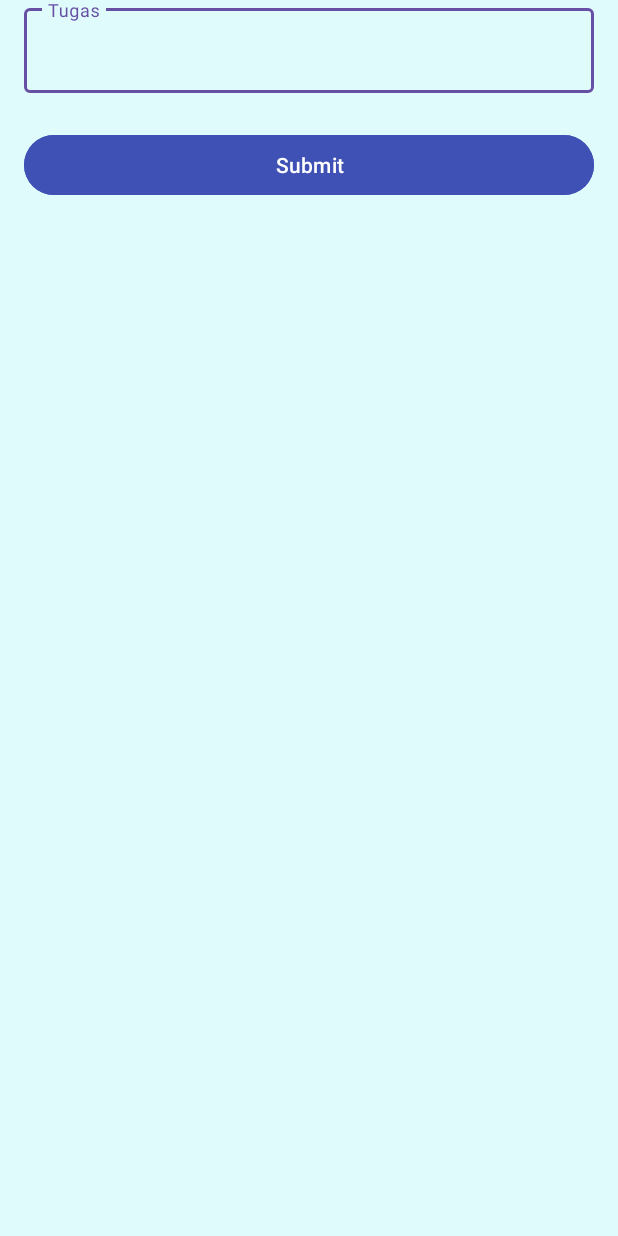
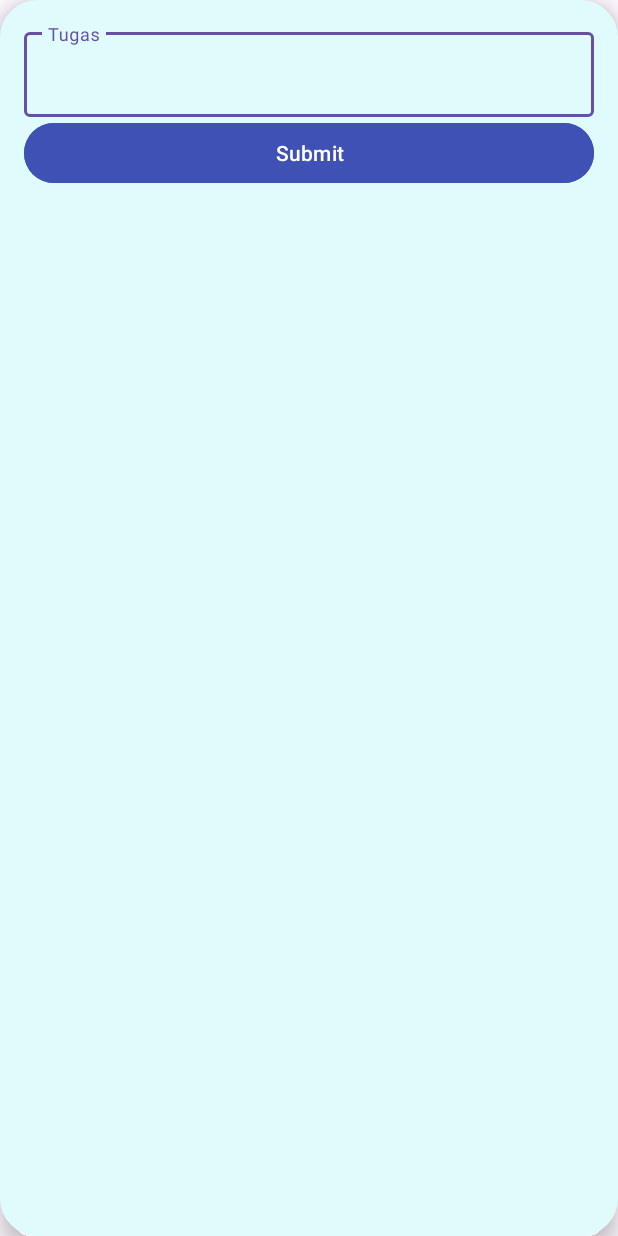
Before and after one commit to alyazahs/ListTugas, an Android app: the AddTugasActivity screen opened directly, with no data from a screen before it, on a phone screen of 412 x 824 dp. Run offline under Robolectric (Android 15) with nearby library versions, the phone set to English and light mode, and no system bars.

Commit message:
popup add tugas

```diff
--- a/app/src/main/res/layout/add_matkul.xml
+++ b/app/src/main/res/layout/add_matkul.xml
@@ -44,7 +44,7 @@
 
     <Button
         android:id="@+id/btn_submit"
-        android:layout_width="380dp"
+        android:layout_width="0dp"
         android:layout_height="wrap_content"
         android:text="@string/submit"
         android:backgroundTint="@color/blue"
--- a/app/src/main/res/layout/add_tugas.xml
+++ b/app/src/main/res/layout/add_tugas.xml
@@ -2,15 +2,18 @@
 <androidx.constraintlayout.widget.ConstraintLayout xmlns:android="http://schemas.android.com/apk/res/android"
     xmlns:app="http://schemas.android.com/apk/res-auto"
     xmlns:tools="http://schemas.android.com/tools"
-    android:layout_width="wrap_content"
+    android:layout_width="match_parent"
     android:layout_height="wrap_content"
-    android:background="@color/blue1">
+    android:backgroundTint="@color/blue1"
+    android:background="@drawable/rounded_popup_background"
+    android:elevation="8dp"
+    android:layout_margin="16dp">
 
 
     <com.google.android.material.textfield.TextInputLayout
         android:id="@+id/inputLayout1"
         style="@style/Widget.MaterialComponents.TextInputLayout.OutlinedBox"
-        android:layout_width="380dp"
+        android:layout_width="0dp"
         android:layout_height="wrap_content"
         app:layout_constraintEnd_toEndOf="parent"
         app:layout_constraintStart_toStartOf="parent"
@@ -19,18 +22,14 @@
         <com.google.android.material.textfield.TextInputEditText
             android:id="@+id/ed_tugas"
             android:layout_width="match_parent"
-            android:layout_height="match_parent"
-            android:ems="10"
+            android:layout_height="wrap_content"
             android:hint="@string/tugas" />
     </com.google.android.material.textfield.TextInputLayout>
 
     <Button
         android:id="@+id/btn_submit"
-        android:layout_width="380dp"
+        android:layout_width="0dp"
         android:layout_height="wrap_content"
-        android:layout_marginStart="16dp"
-        android:layout_marginTop="24dp"
-        android:layout_marginEnd="16dp"
         android:text="@string/submit"
         android:backgroundTint="@color/blue"
         app:layout_constraintEnd_toEndOf="parent"
```
Also changed, not shown: app/src/main/java/com/project/listugas/TugasActivity.kt (+80 -5 lines), app/src/main/java/com/project/listugas/adapter/TugasAdapter.kt (+10 -1 lines).
